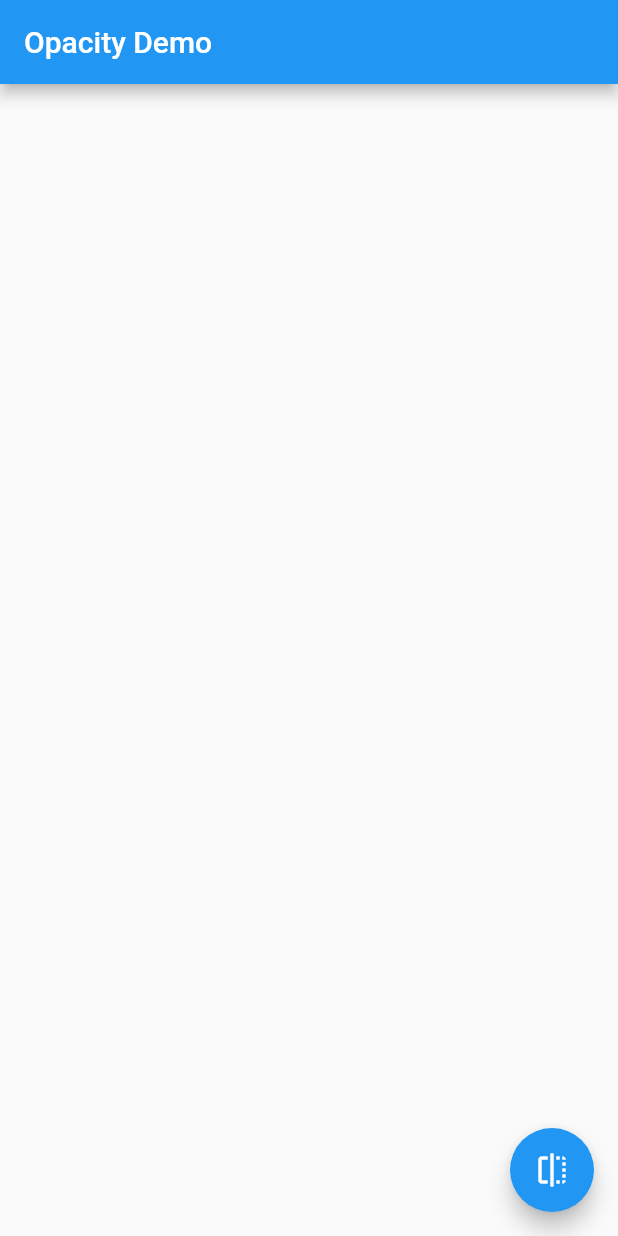
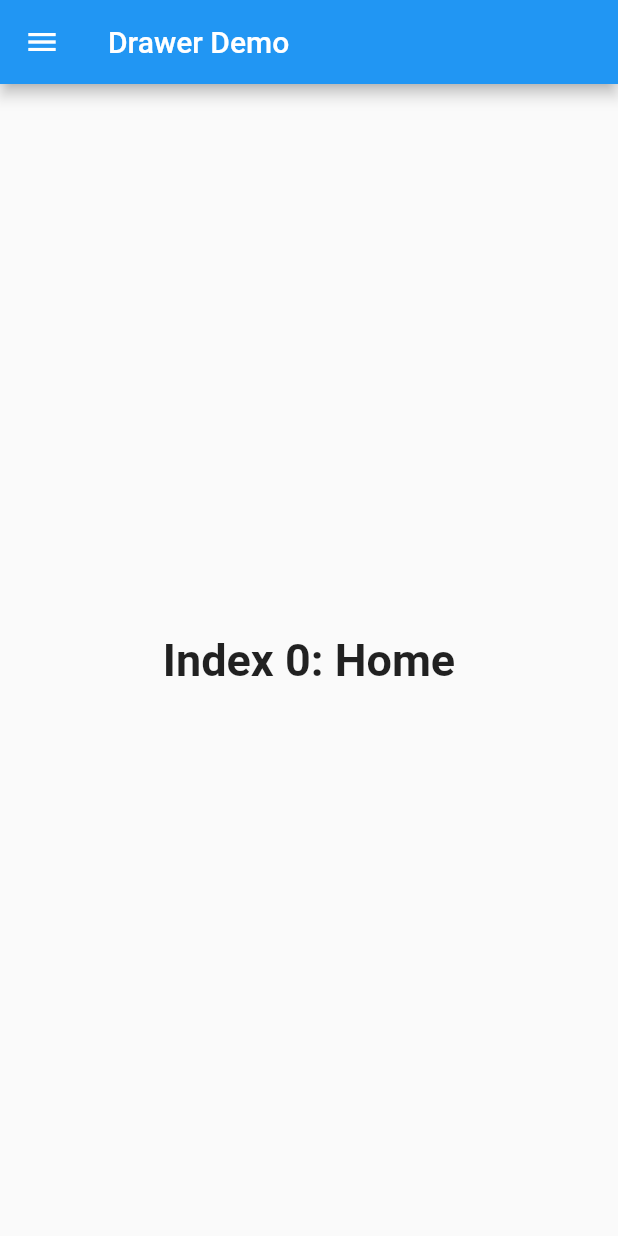
Before and after one commit to kanexsa/try_widgets, a Flutter app: the screen it shows after launch, on a phone screen of 412 x 824 dp. Run offline on Flutter 3.47's test engine with Material 2 defaults, Android fonts, the phone set to English and light mode, and no system bars.

Commit message:
drawers added

```diff
--- /dev/null
+++ b/lib/drawers/drawers.dart
@@ -0,0 +1,73 @@
+import 'package:flutter/material.dart';
+
+class Drawers extends StatefulWidget {
+  const Drawers({super.key, required this.title});
+
+  final String title;
+
+  @override
+  State<Drawers> createState() => _DrawersState();
+}
+
+class _DrawersState extends State<Drawers> {
+  int _selectedIndex = 0;
+  static const TextStyle optionStyle =
+      TextStyle(fontSize: 30, fontWeight: FontWeight.bold);
+  static const List<Widget> _widgetOptions = <Widget>[
+    Text('Index 0: Home', style: optionStyle),
+    Text('Index 1: Business', style: optionStyle),
+    Text('Index 2: School', style: optionStyle),
+  ];
+
+  void _onItemTapped(int index) {
+    setState(() {
+      _selectedIndex = index;
+    });
+  }
+
+  @override
+  Widget build(BuildContext context) {
+    return Scaffold(
+      appBar: AppBar(
+        title: Text(widget.title),
+      ),
+      body: Center(
+        child: _widgetOptions[_selectedIndex],
+      ),
+      drawer: Drawer(
+        child: ListView(
+          padding: EdgeInsets.zero,
+          children: [
+            const DrawerHeader(
+                decoration: BoxDecoration(color: Colors.blue),
+                child: Text('Drawer Header')),
+            ListTile(
+              title: const Text('Home'),
+              selected: _selectedIndex == 0,
+              onTap: () {
+                _onItemTapped(0);
+                Navigator.pop(context);
+              },
+            ),
+            ListTile(
+              title: const Text('Business'),
+              selected: _selectedIndex == 1,
+              onTap: () {
+                _onItemTapped(1);
+                Navigator.pop(context);
+              },
+            ),
+            ListTile(
+              title: const Text('School'),
+              selected: _selectedIndex == 2,
+              onTap: () {
+                _onItemTapped(2);
+                Navigator.pop(context);
+              },
+            ),
+          ],
+        ),
+      ),
+    );
+  }
+}
--- a/lib/main.dart
+++ b/lib/main.dart
@@ -1,6 +1,8 @@
 import 'package:flutter/material.dart';
-import 'package:try_widgets/animated_container/fade_in_out.dart';
+import 'package:try_widgets/drawers/drawers.dart';
 
 void main() => runApp(const MaterialApp(
-      home: FadeInOut(title: 'Opacity Demo'),
+      home: Drawers(
+        title: 'Drawer Demo',
+      ),
     ));
```
